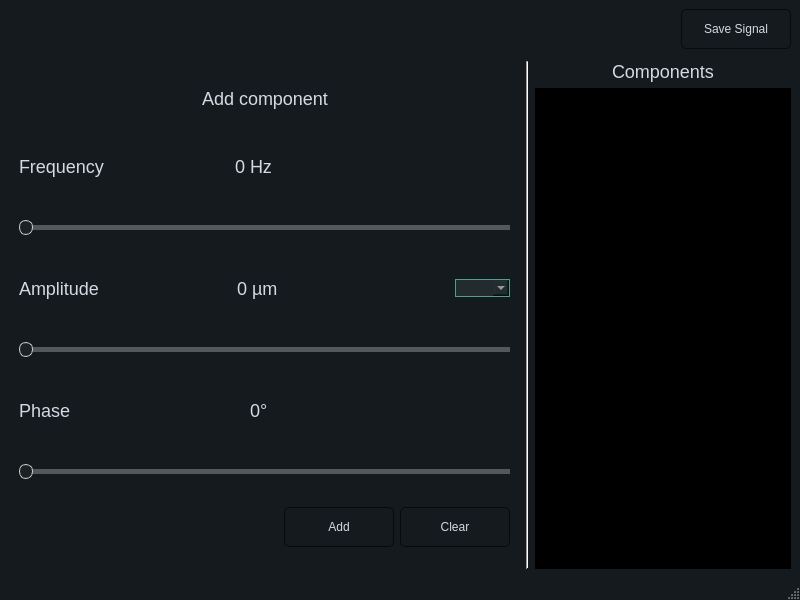
First picture: the form in views/create_signal_window.ui, repository omarmohhameed29/sampling-theory-studio, before the edit.
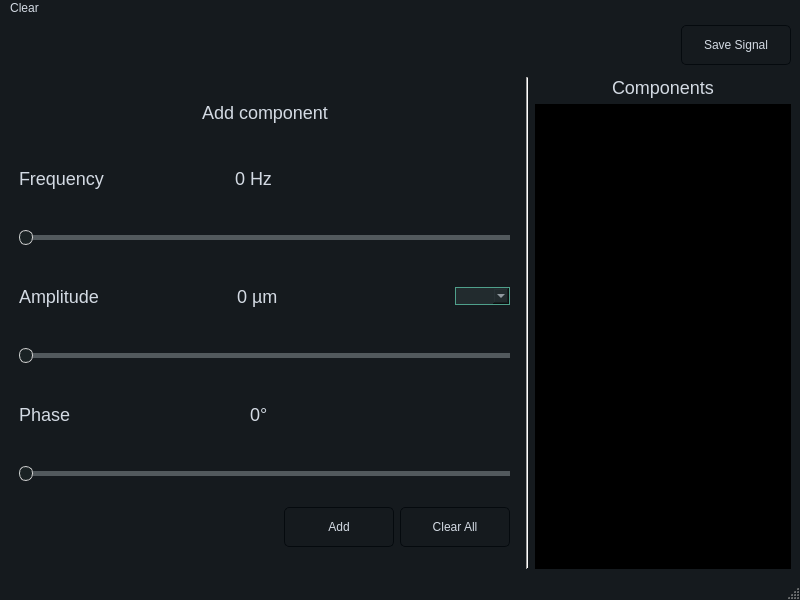
Second picture: the form after the edit. Custom widgets are drawn as their Qt base class.

Diff of the .ui file:
```diff
--- a/views/create_signal_window.ui
+++ b/views/create_signal_window.ui
@@ -718,7 +718,7 @@
              </size>
             </property>
             <property name="text">
-             <string>Clear</string>
+             <string>Clear All</string>
             </property>
            </widget>
           </item>
@@ -796,6 +796,13 @@
      <height>23</height>
     </rect>
    </property>
+   <widget class="QMenu" name="menuEdit">
+    <property name="title">
+     <string>Clear</string>
+    </property>
+    <addaction name="actionClear_All"/>
+   </widget>
+   <addaction name="menuEdit"/>
   </widget>
   <widget class="QStatusBar" name="statusbar"/>
  </widget>
```
Left out of the diff: 5 changed lines with no effect on the pictures.
